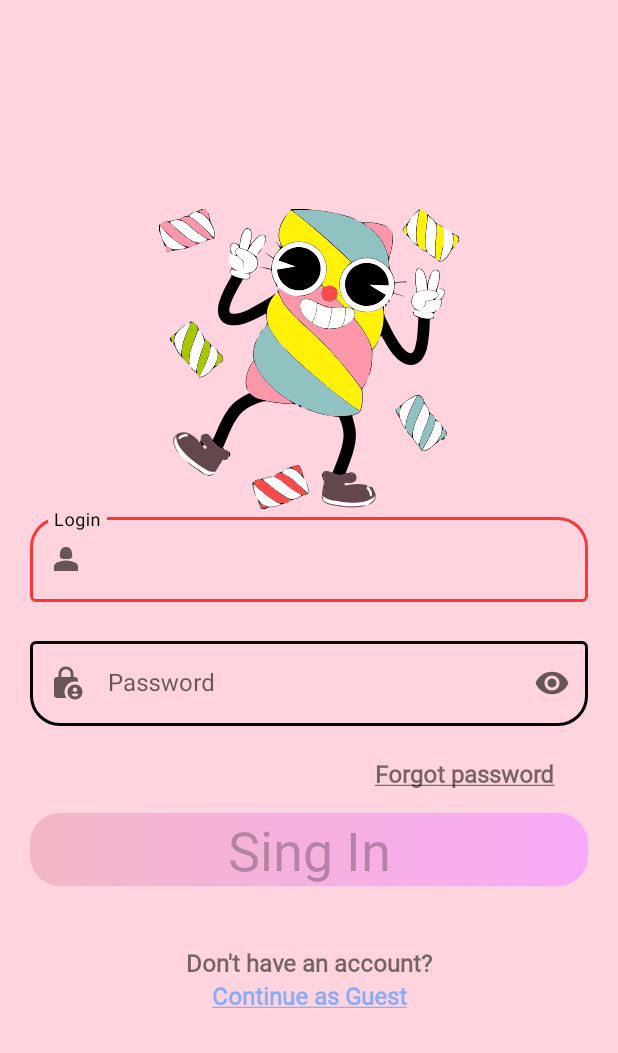
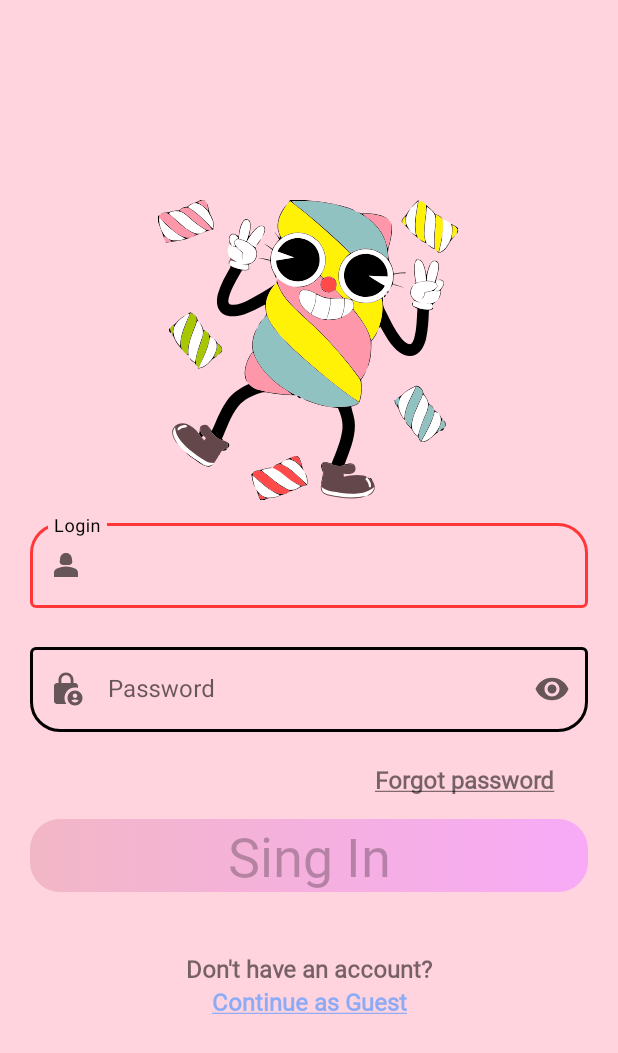
Before and after one commit to Candy-store-ink/candy-store-mobile, an Android app: the screen it shows after launch (LoginActivity), on a phone screen of 412 x 824 dp. Shown: the top 1053 px of the screen. Run offline under Robolectric (Android 15) with nearby library versions, the phone set to English and light mode, and no system bars.

Commit message:
make some changes

```diff
--- a/app/src/main/AndroidManifest.xml
+++ b/app/src/main/AndroidManifest.xml
@@ -32,7 +32,6 @@
             android:windowSoftInputMode="stateHidden|adjustResize"
             android:name=".ui.login.LoginActivity"
             android:exported="false"
-            android:screenOrientation="portrait"
             android:theme="@style/Theme.CandyStore">
         </activity>
     </application>
--- a/app/src/main/res/layout/fragment_login.xml
+++ b/app/src/main/res/layout/fragment_login.xml
@@ -14,13 +14,15 @@
         app:layout_constraintBottom_toBottomOf="parent"
         app:layout_constraintEnd_toEndOf="parent"
         app:layout_constraintStart_toStartOf="parent"
-        app:layout_constraintTop_toTopOf="parent">
+        app:layout_constraintTop_toTopOf="parent"
+        app:layout_constraintVertical_bias="0.495">
 
         <androidx.constraintlayout.widget.ConstraintLayout
             android:layout_width="match_parent"
             android:layout_height="wrap_content">
 
             <ImageView
+                android:layout_marginBottom="@dimen/_10dp"
                 android:id="@+id/logo_imageView"
                 android:layout_width="wrap_content"
                 android:layout_height="wrap_content"
@@ -28,8 +30,10 @@
                 android:contentDescription="@string/logo_imView_cont_desc"
                 app:layout_constraintBottom_toTopOf="@+id/textInputLayout_login"
                 app:layout_constraintEnd_toEndOf="parent"
+                app:layout_constraintHorizontal_bias="0.497"
                 app:layout_constraintStart_toStartOf="parent"
-                app:layout_constraintTop_toTopOf="parent" />
+                app:layout_constraintTop_toTopOf="parent"
+                app:layout_constraintVertical_bias="0.0" />
 
             <com.google.android.material.textfield.TextInputLayout
                 android:id="@+id/textInputLayout_login"
@@ -47,6 +51,7 @@
                 app:layout_constraintBottom_toTopOf="@+id/textInputLayout_password"
                 app:layout_constraintEnd_toEndOf="parent"
                 app:layout_constraintStart_toStartOf="parent"
+                app:layout_constraintTop_toBottomOf="@id/logo_imageView"
                 app:startIconDrawable="@drawable/baseline_person_2_24">
 
                 <com.google.android.material.textfield.TextInputEditText
@@ -73,6 +78,7 @@
                 app:layout_constraintBottom_toTopOf="@+id/hint_textview_forgot_pass"
                 app:layout_constraintEnd_toEndOf="parent"
                 app:layout_constraintStart_toStartOf="parent"
+                app:layout_constraintTop_toBottomOf="@id/textInputLayout_login"
                 app:startIconDrawable="@drawable/baseline_lock_person_24">
 
                 <com.google.android.material.textfield.TextInputEditText
@@ -96,7 +102,8 @@
                 app:layout_constraintBottom_toTopOf="@id/sing_in_btn"
                 app:layout_constraintEnd_toEndOf="parent"
                 app:layout_constraintHorizontal_bias="0.914"
-                app:layout_constraintStart_toStartOf="parent" />
+                app:layout_constraintStart_toStartOf="parent"
+                app:layout_constraintTop_toBottomOf="@id/textInputLayout_password"/>
 
             <androidx.appcompat.widget.AppCompatButton
                 android:id="@+id/sing_in_btn"
@@ -112,7 +119,8 @@
                 android:typeface="normal"
                 app:layout_constraintBottom_toTopOf="@+id/hint_textview_guest_btn"
                 app:layout_constraintEnd_toEndOf="parent"
-                app:layout_constraintStart_toStartOf="parent" />
+                app:layout_constraintStart_toStartOf="parent"
+                app:layout_constraintTop_toBottomOf="@id/hint_textview_forgot_pass"/>
 
             <TextView
                 android:id="@+id/hint_textview_guest_btn"
@@ -124,7 +132,8 @@
                 android:textStyle="bold"
                 app:layout_constraintBottom_toTopOf="@id/cont_as_guest_click_TV"
                 app:layout_constraintEnd_toEndOf="parent"
-                app:layout_constraintStart_toStartOf="parent" />
+                app:layout_constraintStart_toStartOf="parent"
+                app:layout_constraintTop_toBottomOf="@id/sing_in_btn"/>
 
             <TextView
                 android:id="@+id/cont_as_guest_click_TV"
@@ -140,8 +149,13 @@
                 android:textStyle="bold"
                 app:layout_constraintBottom_toBottomOf="parent"
                 app:layout_constraintEnd_toEndOf="parent"
-                app:layout_constraintStart_toStartOf="parent" />
+                app:layout_constraintStart_toStartOf="parent"
+                app:layout_constraintTop_toBottomOf="@id/hint_textview_guest_btn"/>
 
+
+        </androidx.constraintlayout.widget.ConstraintLayout>
+
+    </ScrollView>
     <ProgressBar
         android:id="@+id/progress_bar"
         android:layout_width="wrap_content"
@@ -151,9 +165,5 @@
         app:layout_constraintEnd_toEndOf="parent"
         app:layout_constraintStart_toStartOf="parent"
         app:layout_constraintTop_toTopOf="parent" />
-        </androidx.constraintlayout.widget.ConstraintLayout>
-
-    </ScrollView>
-
 
 </androidx.constraintlayout.widget.ConstraintLayout>
```
Lines whose indentation alone changed are shown as unchanged.
